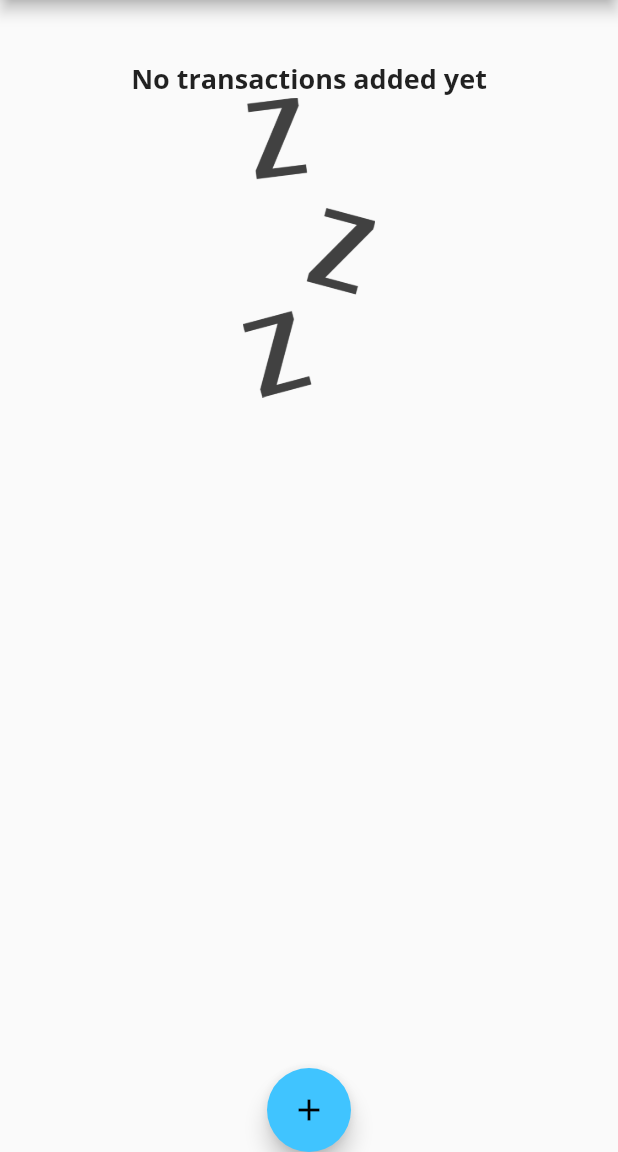
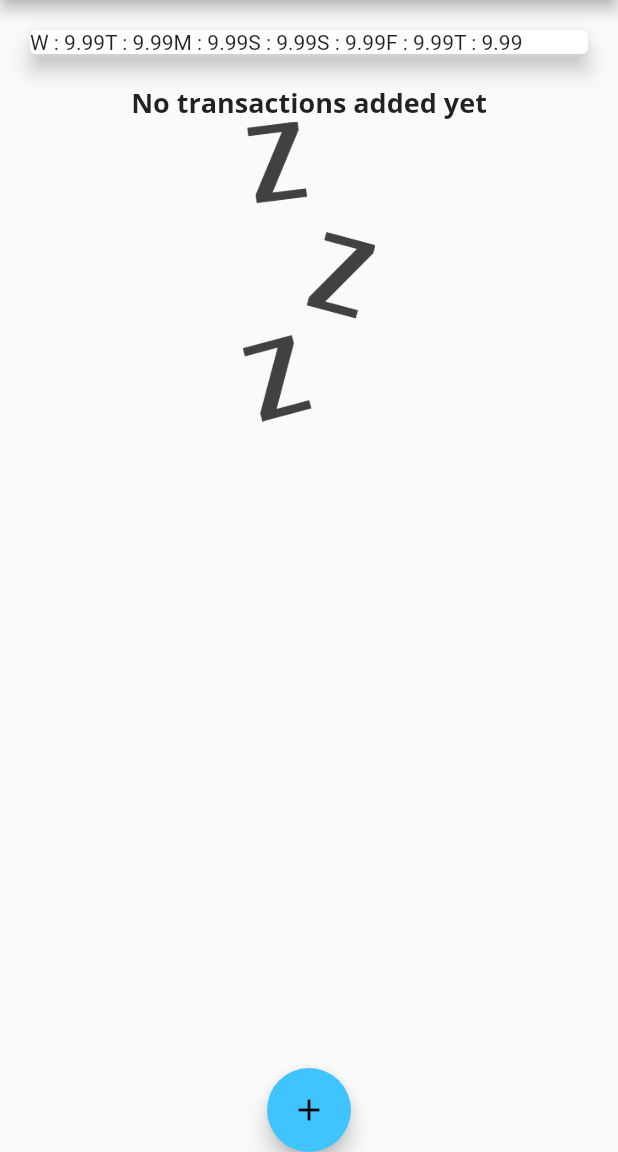
Before and after one commit to asergejs/flutter_learning_expenses_app, a Flutter app: the screen it shows after launch, on a phone screen of 412 x 824 dp, the part 84-1236 px from its top. Run offline on Flutter 3.47's test engine with Material 2 defaults, Android fonts, the phone set to English and light mode, and no system bars.

Commit message:
101 - creating bars for chart

```diff
--- a/lib/widgets/chart.dart
+++ b/lib/widgets/chart.dart
@@ -21,7 +21,7 @@ class Chart extends StatelessWidget {
         }
       }
 
-      return {'day': DateFormat.E().format(weekDay), 'amount': 9.99}; //98,100(5:33)
+      return {'day': DateFormat.E().format(weekDay).substring(0, 1), 'amount': 9.99}; //98,100(5:33)
     });
   } //98
 
@@ -32,7 +32,9 @@ class Chart extends StatelessWidget {
       elevation: 6,
       margin: EdgeInsets.all(20),
       child: Row(
-        children: <Widget>[],
+        children: groupedTransactionValues.map((data) {
+          return Text('${data['day']} : ${data['amount']}');
+        }).toList(),
       ),
     );
   }
```
Also changed, not shown: lib/widgets/chart_bar.dart (added, +47 -0 lines).
